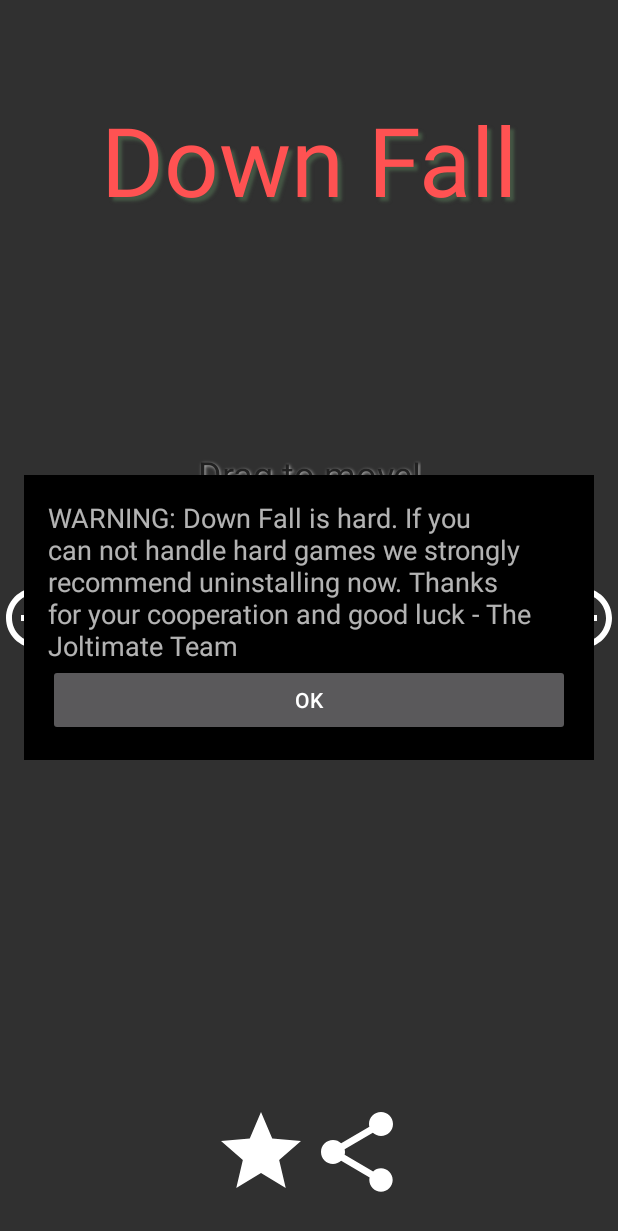
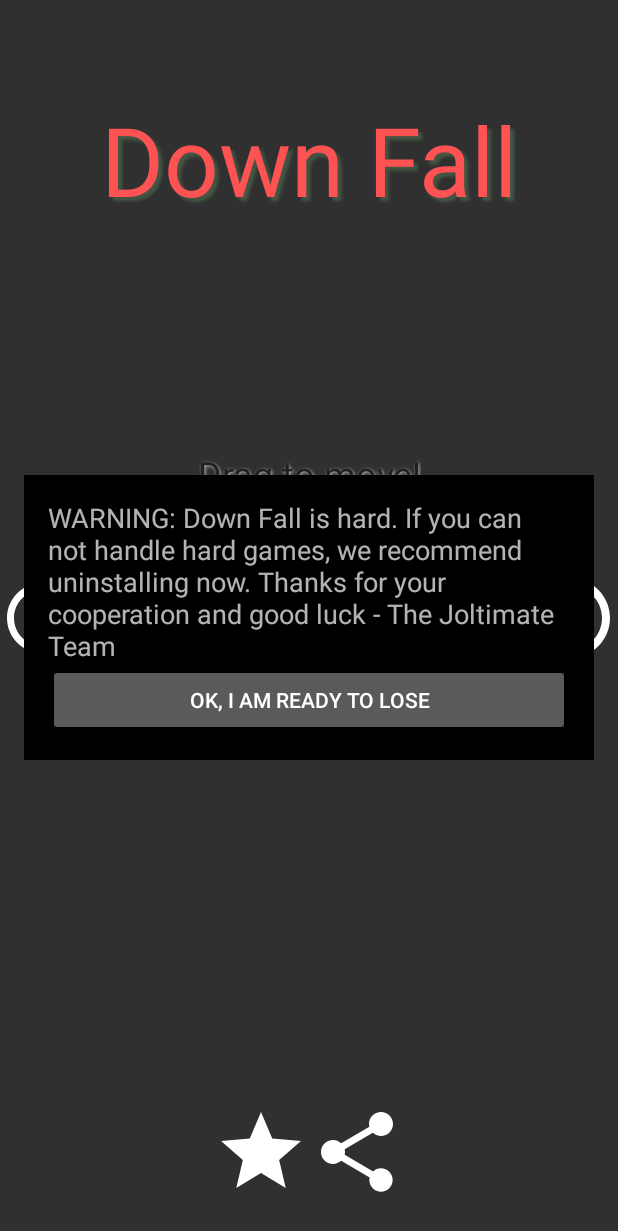
Before and after one commit to chriswalz/DownFall3, an Android app: the screen it shows after launch (DownFallActivity), on a phone screen of 412 x 824 dp. Shown: the top 1231 px of the screen. Run offline under Robolectric (Android 15) with nearby library versions, the phone set to English and light mode, and no system bars; our stand-ins replace AdMob; pictures from the network do not load; 2 statements that could not run were skipped.

Commit message:
warning text, level, minor fixes

```diff
--- a/app/build.gradle
+++ b/app/build.gradle
@@ -10,7 +10,7 @@ android {
         }
     }
     compileSdkVersion 24
-    buildToolsVersion "23.0.1"
+    buildToolsVersion "24.0.1"
     defaultConfig {
         applicationId "com.walz.joltimate.downfall2"
         minSdkVersion 15
--- a/app/src/main/java/com/walz/joltimate/downfall2/DownFallActivity.java
+++ b/app/src/main/java/com/walz/joltimate/downfall2/DownFallActivity.java
@@ -77,6 +77,8 @@ public class DownFallActivity extends AppCompatActivity {
     private MediaPlayer mPlayer;
 
     private AppCompatTextView helpTextView;
+
+    private AppCompatButton dismissWarningButton;
 
     @Override
     protected void onCreate(Bundle savedInstanceState) {
@@ -183,6 +185,7 @@ public class DownFallActivity extends AppCompatActivity {
             public void onClick(View view) {
                 if (Levels.highestLevel > Levels.currentLevel) {
                     levelManuallyChanged = true;
+                    helpTextView.setText("");
                     Levels.currentLevel++;
                 }
             }
@@ -193,6 +196,7 @@ public class DownFallActivity extends AppCompatActivity {
             public void onClick(View view) {
                 if (Levels.currentLevel > 0) {
                     levelManuallyChanged = true;
+                    helpTextView.setText("");
                     Levels.currentLevel--;
                 }
             }
@@ -208,6 +212,20 @@ public class DownFallActivity extends AppCompatActivity {
                 startScreen();
             }
         });
+
+        dismissWarningButton = (AppCompatButton) secondLayerView.findViewById(R.id.warning_button);
+        if (!Levels.viewedWarning) {
+            dismissWarningButton.setOnClickListener(new View.OnClickListener() {
+                @Override
+                public void onClick(View view) {
+                    secondLayerView.findViewById(R.id.warning_layout).setVisibility(View.GONE);
+                    Levels.viewedWarning = true;
+                    Levels.saveViewedWarning();
+                }
+            });
+        } else {
+            secondLayerView.findViewById(R.id.warning_layout).setVisibility(View.GONE);
+        }
 
         setToStartScreen();
 
@@ -282,7 +300,7 @@ public class DownFallActivity extends AppCompatActivity {
     }
     public void showInterstitialIfReady() {
 
-        if (!Levels.debug && Levels.requestAdAmount % 15 == 0 && Levels.requestAdAmount > 25) {
+        if (!Levels.debug && Levels.requestAdAmount % 12 == 0 && Levels.highestLevel >= 8) {
             runOnUiThread(new Runnable() {
                 @Override
                 public void run() {
@@ -321,7 +339,9 @@ public class DownFallActivity extends AppCompatActivity {
         addButton.setVisibility(View.VISIBLE);
         subtractButton.setVisibility(View.VISIBLE);
         supportMenu.setVisibility(View.VISIBLE);
-        helpTextView.animate().alpha(1.0f).setDuration(1000);
+        supportMenu.animate().scaleX(1.0f);
+        supportMenu.animate().scaleY(1.0f);
+        helpTextView.animate().alpha(1.0f).setDuration(300);
 
         downFallView.prepareCurrentLevel();
     }
@@ -339,8 +359,6 @@ public class DownFallActivity extends AppCompatActivity {
                 addButton.setVisibility(View.GONE);
                 subtractButton.setVisibility(View.GONE);
                 supportMenu.setVisibility(View.GONE);
-                supportMenu.setScaleX(1.0f);
-                supportMenu.setScaleY(1.0f);
                 helpTextView.animate().alpha(0.0f).setDuration(900);
 
             }
@@ -364,7 +382,7 @@ public class DownFallActivity extends AppCompatActivity {
                 //String.format(res.getString(R.string.level_textview), Levels.currentLevel+1, Levels.levels.length)
                 currentLevelTextView.setText((Levels.currentLevel+1) + "/" + Levels.levels.length); //"Level " + (Levels.currentLevel+1) + " of " + (Levels.levels.length));
                 if (Levels.currentLevel >= 8) {
-                    supportMenu.animate().scaleY(1.2f).scaleX(1.2f).setDuration(1000); //.y(3*Levels.screenHeight/4); //.scaleX(1.0f).scaleY(1.0f);
+                    supportMenu.animate().scaleY(1.2f).scaleX(1.2f).setDuration(400); //.y(3*Levels.screenHeight/4); //.scaleX(1.0f).scaleY(1.0f);
                 }
             }
         });
--- a/app/src/main/java/com/walz/joltimate/downfall2/Invaders/GravitySprite.java
+++ b/app/src/main/java/com/walz/joltimate/downfall2/Invaders/GravitySprite.java
@@ -18,10 +18,12 @@ public class GravitySprite extends OneRectAbstract{
 
     private PlayerShip ship;
 
+    public static int SIZE = Levels.screenWidth/12;
+
     public GravitySprite(Context context, PlayerShip ship, float xVal, float yVal) {
 
-        this.width = Levels.screenWidth/12;
-        this.height = Levels.screenWidth/12;
+        this.width = SIZE;
+        this.height = SIZE;
 
         this.ship = ship;
 
--- a/app/src/main/res/drawable/ic_add.xml
+++ b/app/src/main/res/drawable/ic_add.xml
@@ -1,4 +1,4 @@
-<vector android:height="48dp" android:viewportHeight="24.0"
-    android:viewportWidth="24.0" android:width="48dp" xmlns:android="http://schemas.android.com/apk/res/android">
+<vector android:height="64dp" android:viewportHeight="24.0"
+    android:viewportWidth="24.0" android:width="64dp" xmlns:android="http://schemas.android.com/apk/res/android">
     <path android:fillColor="#FFF" android:pathData="M13,7h-2v4L7,11v2h4v4h2v-4h4v-2h-4L13,7zM12,2C6.48,2 2,6.48 2,12s4.48,10 10,10 10,-4.48 10,-10S17.52,2 12,2zM12,20c-4.41,0 -8,-3.59 -8,-8s3.59,-8 8,-8 8,3.59 8,8 -3.59,8 -8,8z"/>
 </vector>
--- a/app/src/main/res/drawable/ic_hand_touch.xml
+++ b/app/src/main/res/drawable/ic_hand_touch.xml
@@ -1,4 +1,4 @@
-<vector android:height="128dp" android:viewportHeight="24.0"
-    android:viewportWidth="24.0" android:width="128dp" xmlns:android="http://schemas.android.com/apk/res/android">
+<vector android:height="136dp" android:viewportHeight="24.0"
+    android:viewportWidth="24.0" android:width="136dp" xmlns:android="http://schemas.android.com/apk/res/android">
     <path android:fillColor="#FF000000" android:pathData="M9,11.24L9,7.5C9,6.12 10.12,5 11.5,5S14,6.12 14,7.5v3.74c1.21,-0.81 2,-2.18 2,-3.74C16,5.01 13.99,3 11.5,3S7,5.01 7,7.5c0,1.56 0.79,2.93 2,3.74zM18.84,15.87l-4.54,-2.26c-0.17,-0.07 -0.35,-0.11 -0.54,-0.11L13,13.5v-6c0,-0.83 -0.67,-1.5 -1.5,-1.5S10,6.67 10,7.5v10.74l-3.43,-0.72c-0.08,-0.01 -0.15,-0.03 -0.24,-0.03 -0.31,0 -0.59,0.13 -0.79,0.33l-0.79,0.8 4.94,4.94c0.27,0.27 0.65,0.44 1.06,0.44h6.79c0.75,0 1.33,-0.55 1.44,-1.28l0.75,-5.27c0.01,-0.07 0.02,-0.14 0.02,-0.2 0,-0.62 -0.38,-1.16 -0.91,-1.38z"/>
 </vector>
--- a/app/src/main/res/drawable/ic_subtract.xml
+++ b/app/src/main/res/drawable/ic_subtract.xml
@@ -1,4 +1,4 @@
-<vector android:height="48dp" android:viewportHeight="24.0"
-    android:viewportWidth="24.0" android:width="48dp" xmlns:android="http://schemas.android.com/apk/res/android">
+<vector android:height="56dp" android:viewportHeight="24.0"
+    android:viewportWidth="24.0" android:width="56dp" xmlns:android="http://schemas.android.com/apk/res/android">
     <path android:fillColor="#FFF" android:pathData="M7,11v2h10v-2L7,11zM12,2C6.48,2 2,6.48 2,12s4.48,10 10,10 10,-4.48 10,-10S17.52,2 12,2zM12,20c-4.41,0 -8,-3.59 -8,-8s3.59,-8 8,-8 8,3.59 8,8 -3.59,8 -8,8z"/>
 </vector>
--- a/app/src/main/res/layout/activity_game_screen_overlay.xml
+++ b/app/src/main/res/layout/activity_game_screen_overlay.xml
@@ -189,6 +189,8 @@
         android:padding="16dp"
         android:layout_width="wrap_content"
         android:layout_height="wrap_content"
+        android:id="@+id/warning_layout"
+        android:clickable="true"
         android:background="@color/black">
         <android.support.v7.widget.AppCompatTextView
             android:layout_width="wrap_content"
@@ -200,6 +202,7 @@
             android:layout_width="match_parent"
             android:layout_height="wrap_content"
             android:layout_below="@id/warning_textview"
-            android:text="OK"/>
+            android:id="@+id/warning_button"
+            android:text="@string/acknowledgement"/>
     </RelativeLayout>
 </RelativeLayout>
--- a/app/src/main/res/values/strings.xml
+++ b/app/src/main/res/values/strings.xml
@@ -4,8 +4,11 @@
     <string name="title_activity_home_screen" translatable="false"></string>
 
     <string name="success_text">Success</string>
-    <string name="next_level">Next Level</string>
-    <string name="warning">WARNING: Down Fall is hard. If you can not handle hard games we strongly recommend uninstalling now. Thanks for your cooperation and good luck - The Joltimate Team</string>
+
+    <string name="warning">WARNING: Down Fall is hard. If you can not handle hard games\, we recommend uninstalling now. Thanks for your cooperation and good luck - The Joltimate Team</string>
+    <string name="acknowledgement">OK, I am ready to lose</string>
+    <string name="invitation_message">Try out #downfall!</string>
+
     <string name="package_name" translatable="false">com.google.downfall2</string>
     <string name="current_level" translatable="false">currentLevel</string>
     <string name="highest_level" translatable="false">highestLevel</string>
@@ -15,7 +18,8 @@
     <string name="image_interstitial" translatable="false">ca-app-pub-8477647394434056/8857578526</string>
     <string name="admob_app_id" translatable="false">ca-app-pub-8477647394434056~7520446123</string>
     <string name="invitation_title" translatable="false">@string/app_name</string>
-    <string name="invitation_message">Try out #downfall!</string>
+    <string name="viewed_warning" translatable="false">viewedWarning</string>
+
     <!-- <string name="invitation_cta">Play</string> -->
     <string name="invitation_deep_link" translatable="false">https://eu637.app.goo.gl/naxz</string>
 </resources>
```
Also changed, not shown: app/src/main/java/com/walz/joltimate/downfall2/Levels.java (+46 -18 lines), app/src/main/res/mipmap-hdpi/ic_launcher.png, app/src/main/res/mipmap-mdpi/ic_launcher.png, app/src/main/res/mipmap-xhdpi/ic_launcher.png, app/src/main/res/mipmap-xxhdpi/ic_launcher.png, app/src/main/res/mipmap-xxxhdpi/ic_launcher.png, 9 other files.
